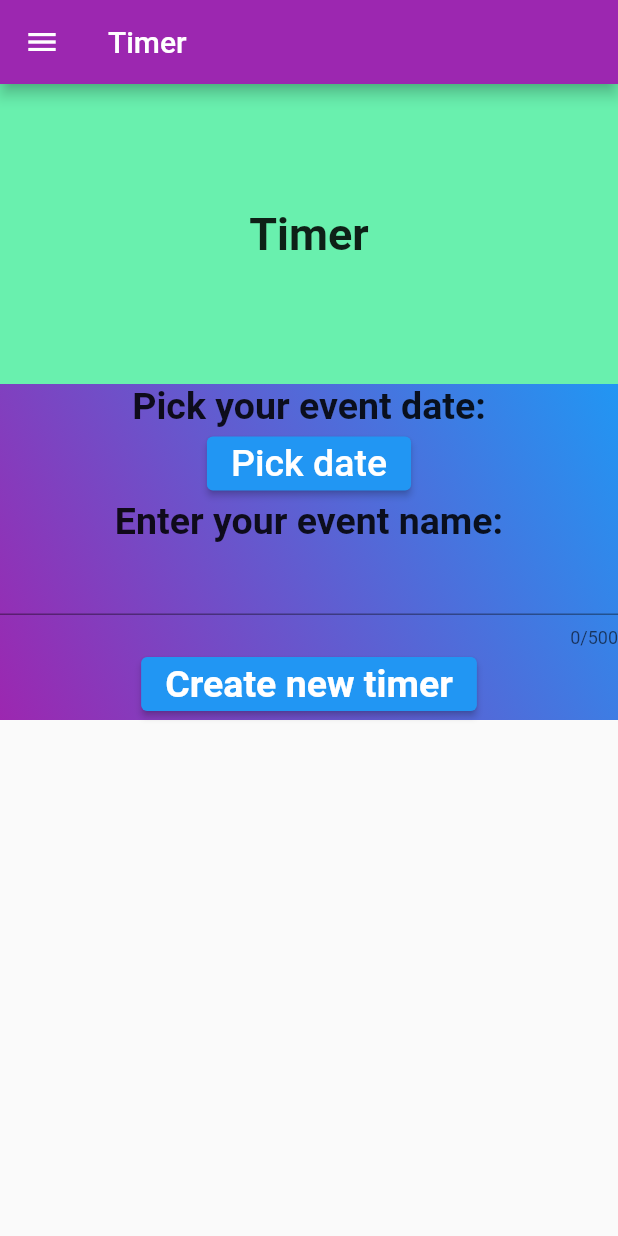
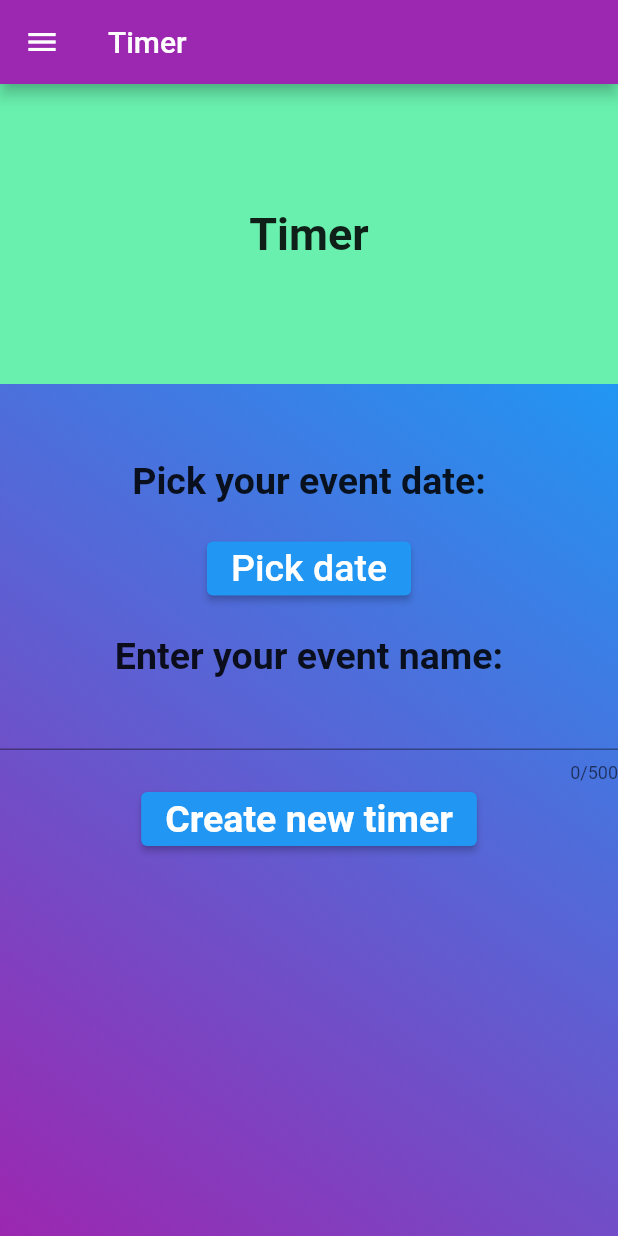
Before and after one commit to ortemmetro/CountDownTimer, a Flutter app: the screen it shows after launch, on a phone screen of 412 x 824 dp. Run offline on Flutter 3.47's test engine with Material 2 defaults, Android fonts, the phone set to English and light mode, and no system bars.

Commit message:
Expanded container

```diff
--- a/lib/main.dart
+++ b/lib/main.dart
@@ -17,10 +17,12 @@ class MyApp extends StatelessWidget {
             backgroundColor: Colors.purple,
           ),
           body: Column(
-            // mainAxisAlignment: MainAxisAlignment.spaceBetween,
-            children: <Widget>[
+            mainAxisAlignment: MainAxisAlignment.spaceBetween,
+            crossAxisAlignment: CrossAxisAlignment.stretch,
+            children: [
               Container(
                 color: Colors.greenAccent,
+                width: double.infinity,
                 height: 200,
                 child: Center(
                   child: Text(
@@ -32,9 +34,12 @@ class MyApp extends StatelessWidget {
                   ),
                 ),
               ),
-              Column(
-                children: <Widget>[
-                  Container(
+              Expanded(
+                child: Column(
+                  children: [
+                    Expanded(
+                      child: Container(
+                        padding: const EdgeInsets.fromLTRB(0, 50, 0, 0),
                         decoration: const BoxDecoration(
                           gradient: LinearGradient(
                             colors: [Colors.purple, Colors.blue],
@@ -44,7 +49,9 @@ class MyApp extends StatelessWidget {
                         ),
                         child: MyTimer(),
                       ),
+                    ),
                   ],
+                ),
               ),
             ],
           ),
@@ -201,9 +208,12 @@ class _MyTimerState extends State<MyTimer> {
     return Center(
       child: Column(
         children: [
-          Text(
+          Container(
+            margin: EdgeInsets.fromLTRB(0, 0, 0, 20),
+            child: Text(
               _textAboveButton,
               style: TextStyle(fontSize: 25, fontWeight: FontWeight.w600),
+            ),
           ),
           Visibility(
             visible: _ifVisibleTimer,
@@ -240,7 +250,9 @@ class _MyTimerState extends State<MyTimer> {
             visible: _ifVisibleForm,
             child: Column(
               children: [
-                ElevatedButton(
+                Container(
+                  margin: EdgeInsets.fromLTRB(0, 0, 0, 20),
+                  child: ElevatedButton(
                     onPressed: () {
                       showDatePicker(
                         context: context,
@@ -257,6 +269,7 @@ class _MyTimerState extends State<MyTimer> {
                       'Pick date',
                       style: TextStyle(
                         fontSize: 25,
+                      ),
                     ),
                   ),
                 ),
```
Lines whose indentation alone changed are shown as unchanged.
